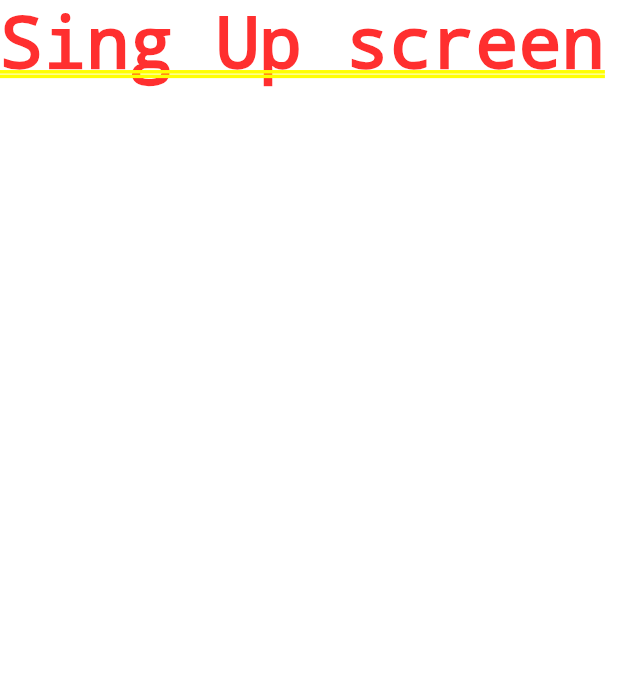
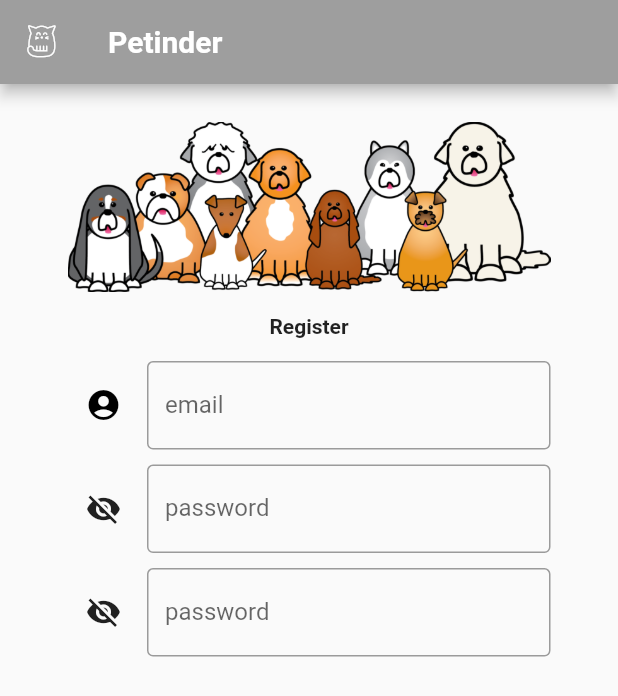
Before and after one commit to adliano/flutter_thepetinder, a Flutter app: the InitialScreen screen opened directly, after a tap on "Sing up", on a phone screen of 412 x 824 dp. Shown: the top 696 px of the screen. Run offline on Flutter 3.47's test engine with Material 2 defaults, Android fonts, the phone set to English and light mode, and no system bars.

Commit message:
email field changed to statefull widget

```diff
--- a/lib/main.dart
+++ b/lib/main.dart
@@ -9,7 +9,7 @@ void main() => runApp(
         buttonColor: Colors.blue
     ),
     title: 'Petinder',
-    home: new Login(),
-//    home: new InitialScreen(),
+//    home: new Login(),
+    home: new InitialScreen(),
   )
 );
--- a/lib/singup/singup.dart
+++ b/lib/singup/singup.dart
@@ -1,14 +1,97 @@
+/*
+* Class to handle Sing up
+* Adriano Alves
+* Jul 08 2019
+*
+* */
+import 'package:flutter/material.dart';
+import 'package:thepetinder/widgets/email.dart';
+import 'package:thepetinder/widgets/passwordField.dart';
 
+class SingUp extends StatefulWidget {
 
-import 'package:flutter/material.dart';
+  @override
+  State<StatefulWidget> createState() => new SingUpState();
 
-class SingUp extends StatelessWidget{
+}
+
+///  LoginState
+class SingUpState  extends State<SingUp>{
+  /// ************ Build method ************ \\\
   @override
   Widget build(BuildContext context) {
-    // TODO: implement build
-    return Container(
-      child: Text('Sing Up screen'),
+    /// Scaffold
+    return Scaffold(
+      /// ********* App Bar ********* \\\
+      appBar: AppBar(
+        /// Leading Icon
+        leading: Icon(const IconData(0xe800, fontFamily: 'PetinderIcon'), color: Colors.white),
+        /// Title for appbar and style to make it white
+        title: Text("Petinder",style: TextStyle(
+          color: Colors.white,
+          fontWeight: FontWeight.bold,)),
+        actions: <Widget>[
+          /// Login action button
+//          IconButton(icon: const Icon(Icons.account_circle,color: Colors.white), onPressed: null), /// TODO Implement onPressed
+          /// Create account action button
+//          IconButton(icon: const Icon(Icons.person_add,color: Colors.white), onPressed: null), /// TODO Implement onPressed
+        ],
+      ),
+      /// ********* Body ********* \\\
+      /// Container to add padding and margin
+      body: Container(
+        margin: EdgeInsets.only(top: 10.0),
+        padding: EdgeInsets.only(left: 30.0,right: 30.0),
+        /// Main ListView to enable scrolling
+        child: ListView(
+          padding: EdgeInsets.all(15.0),
+          children: <Widget>[
+            /// Place Image on center
+            Center(
+              child: Image.asset('assets/images/ki85j78eT.png',),
+            ),
+            /// Login Getting
+            Container(
+              padding: EdgeInsets.only(top: 15.0, bottom: 15.0),
+              child: Text("Register",
+                textAlign: TextAlign.center,
+                style: TextStyle(fontWeight: FontWeight.bold,),
+              ),
+            ),
+            Column(
+              // this Column will hold the EditTexts and Buttons
+              children: <Widget>[
+                ///////////////////////////////////////////////////
+                ///////////// Email TextEdit with icon ////////////
+                ///////////////////////////////////////////////////
+                new EmailTextField(),
+                //
+                SizedBox(height: 10.0), // Add some margin
+                //
+                ///////////////////////////////////////////////////
+                /////////// Password TextEdit with icon ///////////
+                ///////////////////////////////////////////////////
+                new PasswordField(),
+                //
+                SizedBox(height: 10.0), // Add some margin
+                //
+                new PasswordField(),
+
+              ],
+
+            )
+
+          ],
+        ),
+      ),
     );
   }
+}
 
-}
+// To use the icon go to http://fluttericon.com/
+// Upload your icon
+// Download the .zip file
+// add the <fontName>.ttf file to fonts/<fontName>.ttf
+// Add the .dart file into your lib/ (in this case i used lib/icon/)
+// to use the icon now you can do Icon(const IconData(0xe800, fontFamily: 'PetinderIcon')
+// the argument to Icon i got from the dart file generated by Flutter icon website
--- a/lib/widgets/email.dart
+++ b/lib/widgets/email.dart
@@ -1,23 +1,20 @@
 import 'package:flutter/material.dart';
 
-class EmailTextField extends StatelessWidget{
 
-//  final TextEditingController controller;
+class EmailTextField extends StatefulWidget{
+  @override
+  State<StatefulWidget> createState() => new EmailTextFieldState();
+
+}
+
+
+class EmailTextFieldState extends State<EmailTextField>{
 
   final _userEmailController = new TextEditingController();
 
-
-  /// Constructor \\\
-  // Need to pass the controller
-//  EmailTextField({this.controller});
-
   @override
   Widget build(BuildContext context) {
-    // TODO: implement build
-    return ///////////////////////////////////////////////////
-      //// Row holding the Email TextEdit with icon ////
-      ///////////////////////////////////////////////////
-      Row(
+    return Row(
         mainAxisAlignment: MainAxisAlignment.center,
         children: <Widget>[
           // EditText Email account Icon
@@ -30,7 +27,7 @@ class EmailTextField extends StatelessWidget{
           Expanded(
               child: TextField(
                 maxLines: 1,
-//                controller: controller,
+                // controller: controller,
                 controller: _userEmailController,
                 decoration: InputDecoration(
                     labelText: "email",
@@ -43,3 +40,49 @@ class EmailTextField extends StatelessWidget{
   }
 
 }
+
+
+/// ****************** OLD CODE *******************
+//class EmailTextField extends StatelessWidget{
+//
+////  final TextEditingController controller;
+//
+//  final _userEmailController = new TextEditingController();
+//
+//
+//  /// Constructor \\\
+//  // Need to pass the controller
+////  EmailTextField({this.controller});
+//
+//  @override
+//  Widget build(BuildContext context) {
+//    // TODO: implement build
+//    return ///////////////////////////////////////////////////
+//      //// Row holding the Email TextEdit with icon ////
+//      ///////////////////////////////////////////////////
+//      Row(
+//        mainAxisAlignment: MainAxisAlignment.center,
+//        children: <Widget>[
+//          // EditText Email account Icon
+//          IconButton(
+//            icon: Icon(Icons.account_circle),
+//            onPressed: null,
+//            disabledColor: Colors.black,
+//          ),
+//          SizedBox(width: 5.0,),
+//          Expanded(
+//              child: TextField(
+//                maxLines: 1,
+////                controller: controller,
+//                controller: _userEmailController,
+//                decoration: InputDecoration(
+//                    labelText: "email",
+//                    border: OutlineInputBorder()
+//                ),
+//              )
+//          )
+//        ],
+//      ); // Email Row end;
+//  }
+//
+//}
--- a/lib/widgets/passwordField.dart
+++ b/lib/widgets/passwordField.dart
@@ -15,7 +15,6 @@ class PasswordField extends StatefulWidget {
   State<StatefulWidget> createState() => new PasswordFieldState();
 
 }
-
 
 class PasswordFieldState extends State<PasswordField>{
 
```
